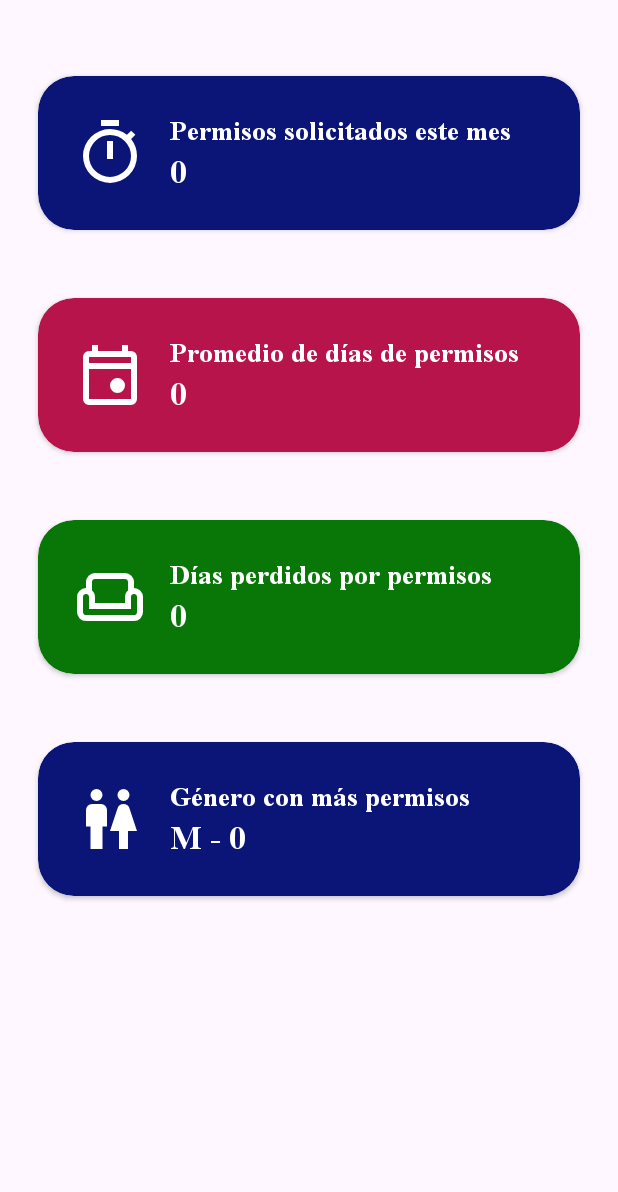
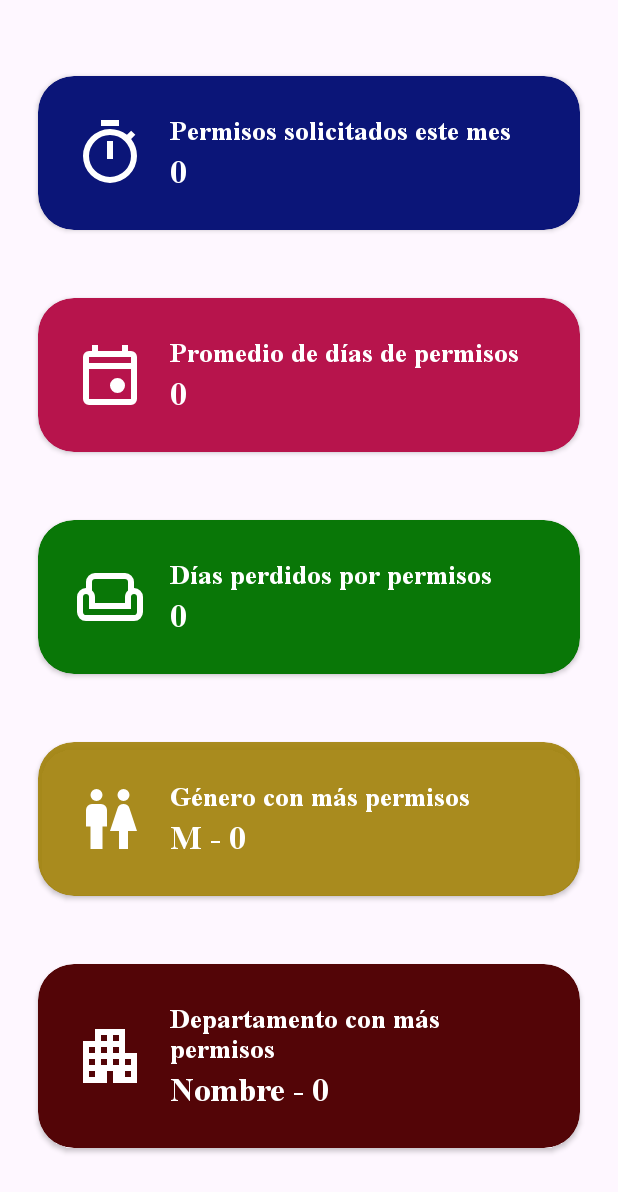
Before and after one commit to Allanby/APP_MOVIL, an Android app: the layout fragment_scrolling_permisos.xml on its own in the app's theme, with its tools: preview values and no code run, on a phone screen of 412 x 824 dp. Shown: the top 1192 px of the screen. Run offline under Robolectric (Android 15) with nearby library versions, the phone set to English and light mode, and no system bars.

Commit message:
Api numero 5

```diff
--- a/app/src/main/java/com/example/admin_rh/ScrollingFragmentPermisos.kt
+++ b/app/src/main/java/com/example/admin_rh/ScrollingFragmentPermisos.kt
@@ -16,8 +16,8 @@ class ScrollingFragmentPermisos : Fragment(R.layout.fragment_scrolling_permisos)
     private lateinit var textPermisos: TextView
     private lateinit var textPromedioDias: TextView
     private lateinit var textDiasPerdidos: TextView
-
     private lateinit var textGeneroTotal: TextView
+    private lateinit var textDepartamentoTotal: TextView
 
 
     override fun onViewCreated(view: View, savedInstanceState: Bundle?) {
@@ -27,11 +27,13 @@ class ScrollingFragmentPermisos : Fragment(R.layout.fragment_scrolling_permisos)
         textPromedioDias = view.findViewById(R.id.textPromedioDias)
         textDiasPerdidos = view.findViewById(R.id.textDiasPerdidos)
         textGeneroTotal = view.findViewById(R.id.textGeneroTotal)
+        textDepartamentoTotal = view.findViewById(R.id.textDepartamentoTotal)
 
         fetchPermisos()
         fetchPromedioPermisos()
         fetchDiasPerdidos()
         fetchGeneroMasPermisos()
+        fetchDepartamentoPopular()
     }
 
     //permisos por mes
@@ -108,4 +110,22 @@ class ScrollingFragmentPermisos : Fragment(R.layout.fragment_scrolling_permisos)
         }
     }
 
+    //Departamento con mpas permisos
+    private fun fetchDepartamentoPopular() {
+        CoroutineScope(Dispatchers.IO).launch {
+            try {
+                val response = retrofitPrueba.api.getDepartamentoPermisos()
+                withContext(Dispatchers.Main) {
+                    // Actualiza la card con los datos
+                    textDepartamentoTotal.text = "${response.departamento} - ${response.total_permisos}"
+                }
+            } catch (e: Exception) {
+                e.printStackTrace()
+                withContext(Dispatchers.Main) {
+                    textDepartamentoTotal.text = getString(R.string.errormensaje)
+                }
+            }
+        }
+    }
+
 }
--- /dev/null
+++ b/app/src/main/java/com/example/api/models/rh/PermisoDepartamentoResponse.kt
@@ -0,0 +1,7 @@
+package com.example.api.models.rh
+
+data class PermisoDepartamentoResponse(
+
+    val departamento: String,
+    val total_permisos: Int
+)
--- a/app/src/main/java/com/example/api/models/rh/apiClient.kt
+++ b/app/src/main/java/com/example/api/models/rh/apiClient.kt
@@ -48,4 +48,7 @@ interface ApiClient {
 
     @GET("permisos/genero")
     suspend fun getPermisosGenero(): PermisosGeneroResponse
+
+    @GET("permisos/departamento-popular")
+    suspend fun getDepartamentoPermisos(): PermisoDepartamentoResponse
 }
--- a/app/src/main/res/layout/fragment_scrolling_permisos.xml
+++ b/app/src/main/res/layout/fragment_scrolling_permisos.xml
@@ -176,7 +176,7 @@
             android:layout_marginTop="24dp"
             android:elevation="12dp"
             app:cardCornerRadius="24dp"
-            app:cardBackgroundColor="@color/blue_navy"
+            app:cardBackgroundColor="@color/amarillo"
             app:cardUseCompatPadding="true">
 
             <LinearLayout
@@ -224,5 +224,62 @@
         </androidx.cardview.widget.CardView>
 
 
+        <androidx.cardview.widget.CardView
+            android:layout_width="match_parent"
+            android:layout_height="wrap_content"
+            android:layout_marginTop="24dp"
+            android:elevation="12dp"
+            app:cardCornerRadius="24dp"
+            app:cardBackgroundColor="@color/celeste"
+            app:cardUseCompatPadding="true">
+
+            <LinearLayout
+                android:layout_width="match_parent"
+                android:layout_height="wrap_content"
+                android:orientation="horizontal"
+                android:gravity="center_vertical"
+                android:padding="24dp">
+
+                <!-- Ícono opcional -->
+                <ImageView
+                    android:id="@+id/imageDepartamento"
+                    android:layout_width="48dp"
+                    android:layout_height="48dp"
+                    android:layout_marginEnd="16dp"
+                    android:src="@drawable/ic_apartment_24"
+                    app:tint="@android:color/white"
+                />
+
+                <LinearLayout
+                    android:layout_width="wrap_content"
+                    android:layout_height="wrap_content"
+                    android:orientation="vertical">
+
+                    <TextView
+                        android:id="@+id/textDepartamentoTitulo"
+                        android:layout_width="wrap_content"
+                        android:layout_height="wrap_content"
+                        android:text="@string/dep1"
+                        android:textSize="18sp"
+                        android:fontFamily="@font/timesbold"
+                        android:textColor="@android:color/white"
+                        android:textStyle="bold"/>
+
+                    <TextView
+                        android:id="@+id/textDepartamentoTotal"
+                        android:layout_width="wrap_content"
+                        android:layout_height="wrap_content"
+                        android:text="@string/dep2"
+                        android:textSize="22sp"
+                        android:fontFamily="@font/timesbold"
+                        android:textColor="@android:color/white"
+                        android:textStyle="bold"/>
+
+                </LinearLayout>
+            </LinearLayout>
+        </androidx.cardview.widget.CardView>
+
+
+
     </LinearLayout>
 </androidx.core.widget.NestedScrollView>
--- a/app/src/main/res/values/colors.xml
+++ b/app/src/main/res/values/colors.xml
@@ -8,6 +8,9 @@
     <color name="rosita">#B7144C</color>
 
     <color name="verde">#097707</color>
+    <color name="celeste">#530507</color>
+    <color name="amarillo">#E9A3830A</color>
+
 
 
 </resources>
--- a/app/src/main/res/values/strings.xml
+++ b/app/src/main/res/values/strings.xml
@@ -140,4 +140,8 @@
     <string name="Defecto_cardpermes">Permisos del mes: 0</string>
     <string name="errormensaje">Error al cargar promedio</string>
 
+    //card departamento
+    <string name="dep1">Departamento con más permisos</string>
+    <string name="dep2">Nombre - 0</string>
+
 </resources>
```
